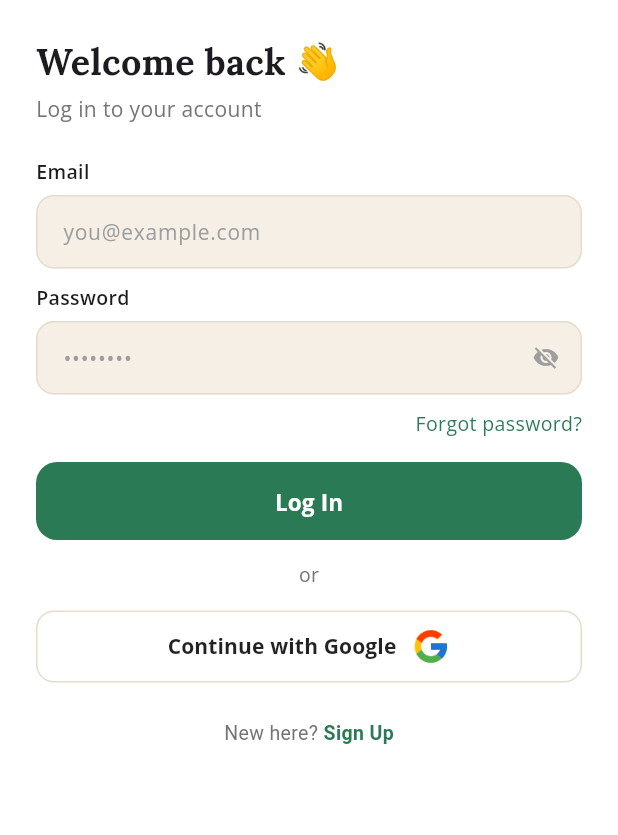
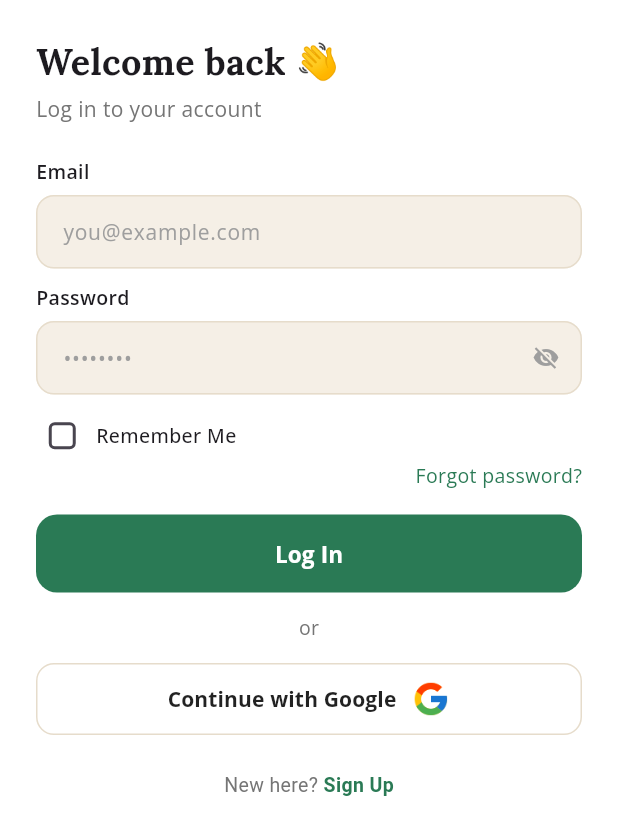
Before and after one commit to Mostafa-Ezzat11/Marefa, a Flutter app: the Login screen opened directly, on a phone screen of 412 x 824 dp. Shown: the top 835 px of the screen. Run offline on Flutter 3.47's test engine with Material 3 defaults, Android fonts, the phone set to English and light mode, and no system bars; our stand-ins replace cloud_firestore, firebase_auth, firebase_core, google_fonts, google_sign_in, hive_flutter; accounts and stored records are empty; project files that could hold a hidden picture were left out.

Commit message:
Add remember me feature with Hive packege

```diff
--- a/lib/general pages/login.dart
+++ b/lib/general pages/login.dart
@@ -28,6 +28,9 @@ class _LoginState extends State<Login> {
 
   bool _hidePass = true;
   bool _isLoading = false;
+
+  // Remember Me
+  bool _rememberMe = false;
 
   @override
   void dispose() {
@@ -113,6 +116,9 @@ class _LoginState extends State<Login> {
         return;
       }
 
+      // Save Remember Me preference
+      await _authService.setRememberMe(_rememberMe);
+
       await _navigateByRole(refreshedUser.uid);
     } on FirebaseAuthException catch (e) {
       String message;
@@ -121,15 +127,19 @@ class _LoginState extends State<Login> {
         case 'invalid-email':
           message = 'Invalid email address.';
           break;
+
         case 'user-disabled':
           message = 'This account has been disabled.';
           break;
+
         case 'invalid-credential':
           message = 'Incorrect email or password.';
           break;
+
         case 'network-request-failed':
           message = 'Please check your internet connection.';
           break;
+
         default:
           message = e.message ?? 'Login failed.';
       }
@@ -157,6 +167,9 @@ class _LoginState extends State<Login> {
       if (user == null) {
         throw Exception('Google account not found.');
       }
+
+      // Save Remember Me preference
+      await _authService.setRememberMe(_rememberMe);
 
       await _navigateByRole(user.uid);
     } on FirebaseAuthException catch (e) {
@@ -253,6 +266,40 @@ class _LoginState extends State<Login> {
 
                     return null;
                   },
+                ),
+
+                // REMEMBER ME
+                Row(
+                  children: [
+                    SizedBox(
+                      height: 35,
+                      width: 35,
+                      child: Checkbox(
+                        value: _rememberMe,
+                        activeColor: _green,
+                        shape: RoundedRectangleBorder(
+                          borderRadius: BorderRadius.circular(4),
+                        ),
+                        onChanged: _isLoading
+                            ? null
+                            : (value) {
+                                setState(() {
+                                  _rememberMe = value ?? false;
+                                });
+                              },
+                      ),
+                    ),
+
+                    const SizedBox(width: 5),
+
+                    const Text(
+                      'Remember Me',
+                      style: TextStyle(
+                        fontSize: 13,
+                        fontWeight: FontWeight.w500,
+                      ),
+                    ),
+                  ],
                 ),
 
                 // FORGOT PASSWORD
@@ -405,7 +452,9 @@ class _SocialButton extends StatelessWidget {
                 fontWeight: FontWeight.bold,
               ),
             ),
+
             const SizedBox(width: 10),
+
             Image.asset(icon, width: 26, height: 26),
           ],
         ),
--- a/lib/general pages/services/auth_service.dart
+++ b/lib/general pages/services/auth_service.dart
@@ -1,6 +1,7 @@
 import 'package:firebase_auth/firebase_auth.dart';
 import 'package:cloud_firestore/cloud_firestore.dart';
 import 'package:google_sign_in/google_sign_in.dart';
+import 'package:hive_flutter/hive_flutter.dart';
 
 class AuthService {
   AuthService._();
@@ -9,6 +10,7 @@ class AuthService {
 
   final FirebaseAuth _auth = FirebaseAuth.instance;
   final FirebaseFirestore _firestore = FirebaseFirestore.instance;
+  final Box _settings = Hive.box('settings');
 
   Future<void>? _googleInitialization;
 
@@ -128,6 +130,8 @@ class AuthService {
 
   Future<void> logout() async {
     await _auth.signOut();
+
+    await _settings.put('remember_me', false);
   }
 
   User? get currentUser => _auth.currentUser;
@@ -143,10 +147,36 @@ class AuthService {
 
     if (user == null) return 'Student';
 
-    final doc = await _firestore.collection('users').doc(user.uid).get();
+    final doc = await _firestore
+        .collection('users')
+        .doc(user.uid)
+        .get();
 
     if (!doc.exists) return 'Student';
 
     return doc.data()?['fullName'] as String? ?? 'Student';
   }
+
+  // ================= REMEMBER ME =================
+
+  Future<void> setRememberMe(bool value) async {
+    await _settings.put('remember_me', value);
+  }
+
+  bool getRememberMe() {
+    return _settings.get('remember_me', defaultValue: false);
+  }
+
+  // ================= RESTORE SESSION =================
+
+  Future<User?> restoreSession() async {
+    final rememberMe = getRememberMe();
+
+    if (!rememberMe) {
+      await _auth.signOut();
+      return null;
+    }
+
+    return _auth.currentUser;
+  }
 }
--- a/pubspec.yaml
+++ b/pubspec.yaml
@@ -35,10 +35,12 @@ dependencies:
   # Use with the CupertinoIcons class for iOS style icons.
   cupertino_icons: ^1.0.8
   google_fonts: ^8.2.1
-  google_sign_in: ^7.2.0
+  google_sign_in: ^7.0.0
   firebase_core: ^5.2.0
   firebase_auth: ^7.1.0
   cloud_firestore: ^7.2.0
+  hive: ^2.2.3
+  hive_flutter: ^1.1.0
 
 dev_dependencies:
   flutter_test:
```
Also changed, not shown: lib/main.dart (+8 -7 lines), lib/onboarding/splash_view.dart (+74 -7 lines), pubspec.lock.
